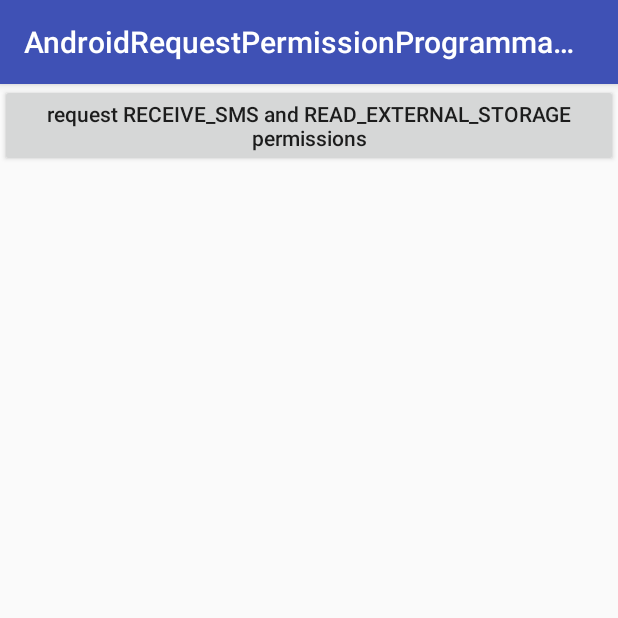
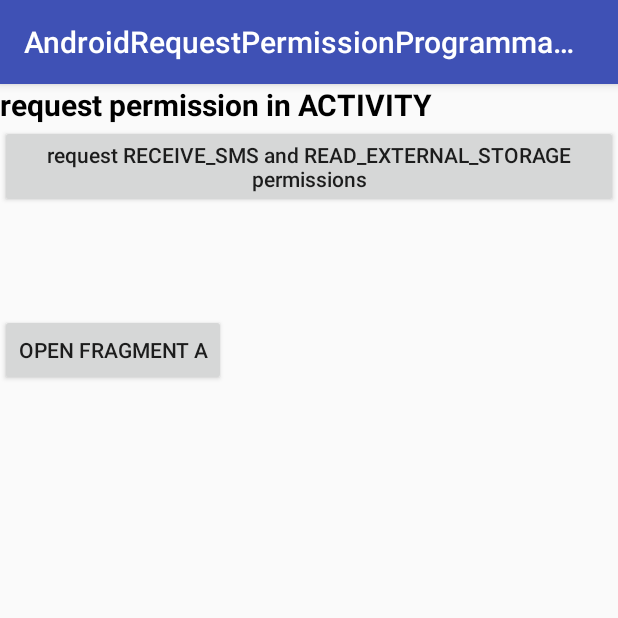
Before and after one commit to PhanVanLinh/AndroidRequestPermissionProgrammatically, an Android app: the screen it shows after launch (MainActivity), on a phone screen of 412 x 824 dp, the top half of it. Run offline under Robolectric (Android 15) with nearby library versions, the phone set to English and light mode, and no system bars.

```diff
--- a/app/src/main/java/com/toong/androidrequestpermissionprogrammatically/MainActivity.java
+++ /dev/null
@@ -1,52 +0,0 @@
-package com.toong.androidrequestpermissionprogrammatically;
-
-import android.Manifest;
-import android.os.Bundle;
-import android.support.annotation.NonNull;
-import android.support.v7.app.AppCompatActivity;
-import android.view.View;
-import android.widget.Toast;
-import com.toong.androidrequestpermissionprogrammatically.handler.RequestPermissionHandler;
-
-public class MainActivity extends AppCompatActivity {
-    private RequestPermissionHandler mRequestPermissionHandler;
-
-    @Override
-    protected void onCreate(Bundle savedInstanceState) {
-        super.onCreate(savedInstanceState);
-        setContentView(R.layout.activity_main);
-        mRequestPermissionHandler = new RequestPermissionHandler();
-
-        findViewById(R.id.button).setOnClickListener(new View.OnClickListener() {
-            @Override
-            public void onClick(View v) {
-                handleButtonClicked();
-            }
-        });
-    }
-
-    private void handleButtonClicked(){
-        mRequestPermissionHandler.requestPermission(this, new String[] {
-                Manifest.permission.RECEIVE_SMS, Manifest.permission.READ_EXTERNAL_STORAGE
-        }, 123, new RequestPermissionHandler.RequestPermissionListener() {
-            @Override
-            public void onSuccess() {
-                Toast.makeText(MainActivity.this, "request permission success", Toast.LENGTH_SHORT).show();
-            }
-
-            @Override
-            public void onFailed() {
-                Toast.makeText(MainActivity.this, "request permission failed", Toast.LENGTH_SHORT).show();
-            }
-        });
-
-    }
-
-    @Override
-    public void onRequestPermissionsResult(int requestCode, @NonNull String[] permissions,
-            @NonNull int[] grantResults) {
-        super.onRequestPermissionsResult(requestCode, permissions, grantResults);
-        mRequestPermissionHandler.onRequestPermissionsResult(requestCode, permissions,
-                grantResults);
-    }
-}
--- a/app/src/main/res/layout/activity_main.xml
+++ b/app/src/main/res/layout/activity_main.xml
@@ -1,19 +1,59 @@
 <?xml version="1.0" encoding="utf-8"?>
-<LinearLayout
-    xmlns:android="http://schemas.android.com/apk/res/android"
+<RelativeLayout xmlns:android="http://schemas.android.com/apk/res/android"
     xmlns:app="http://schemas.android.com/apk/res-auto"
     xmlns:tools="http://schemas.android.com/tools"
     android:layout_width="match_parent"
+    android:layout_height="match_parent">
+
+    <LinearLayout
+        android:layout_width="match_parent"
         android:layout_height="match_parent"
-    tools:context="com.toong.androidrequestpermissionprogrammatically.MainActivity"
-    >
+        android:orientation="vertical">
+
+        <TextView
+            android:layout_width="wrap_content"
+            android:layout_height="wrap_content"
+            android:text="request permission in ACTIVITY"
+            android:textColor="#000"
+            android:textSize="20sp"
+            android:textStyle="bold" />
 
         <Button
-        android:id="@+id/button"
+            android:id="@+id/button_request"
             android:layout_width="wrap_content"
             android:layout_height="wrap_content"
             android:text="request RECEIVE_SMS and READ_EXTERNAL_STORAGE permissions"
-        android:textAllCaps="false"
-        />
+            android:textAllCaps="false" />
+
+        <TextView
+            android:id="@+id/text_granted"
+            android:layout_width="match_parent"
+            android:layout_height="wrap_content"
+            android:padding="5dp"
+            android:textColor="#008B00"
+            android:textSize="18sp"
+            tools:text="A" />
+
+        <TextView
+            android:id="@+id/text_denied"
+            android:layout_width="match_parent"
+            android:layout_height="wrap_content"
+            android:padding="5dp"
+            android:textColor="#ff0000"
+            android:textSize="18sp"
+            tools:text="B" />
+
+        <Button
+            android:id="@+id/button_open_fragment"
+            android:layout_width="wrap_content"
+            android:layout_height="wrap_content"
+            android:text="Open Fragment A" />
 
     </LinearLayout>
+
+    <FrameLayout
+        android:id="@+id/frame_container"
+        android:layout_width="match_parent"
+        android:layout_height="match_parent" />
+
+</RelativeLayout>
```
Also changed, not shown: app/build.gradle (+16 -10 lines), app/src/main/java/com/toong/androidrequestpermissionprogrammatically/FragmentA.kt (added, +85 -0 lines), app/src/main/java/com/toong/androidrequestpermissionprogrammatically/MainActivity.kt (added, +79 -0 lines), app/src/main/java/com/toong/androidrequestpermissionprogrammatically/handler/RequestPermissionHandler.java (deleted, +0 -84 lines), app/src/main/java/com/toong/androidrequestpermissionprogrammatically/handler/RequestPermissionHandler.kt (added, +192 -0 lines), app/src/main/res/layout/fragment_a.xml (added, +51 -0 lines), build.gradle (+7 -3 lines), gradle/wrapper/gradle-wrapper.properties. Lines whose indentation alone changed are shown as unchanged.
